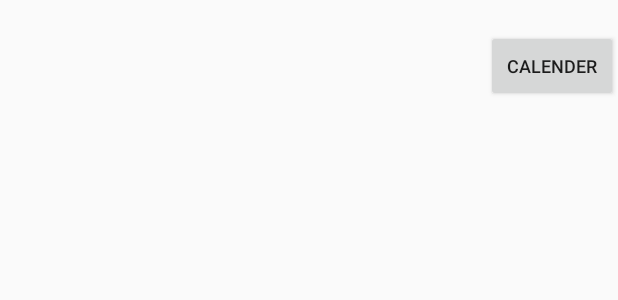
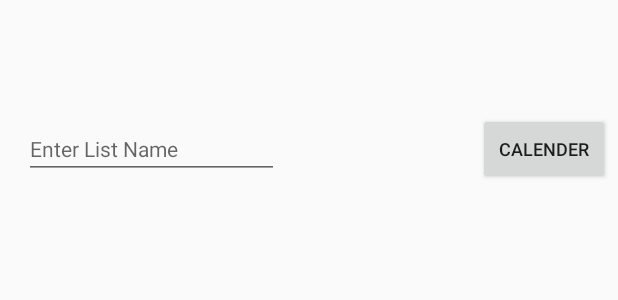
Before and after one commit to gkremosg/Smart_Shopping_Bag1, an Android app: the layout activity_listitems.xml on its own in the app's theme, with its tools: preview values and no code run, on a phone screen of 412 x 824 dp. Shown: the top 300 px of the screen. Run offline under Robolectric (Android 15) with nearby library versions, the phone set to English and light mode, and no system bars.

Commit message:
Allages 24.05.2021

```diff
--- a/app/src/main/java/com/example/smartshoppingbag/MainActivity_UserLists.java
+++ b/app/src/main/java/com/example/smartshoppingbag/MainActivity_UserLists.java
@@ -6,8 +6,7 @@ public class MainActivity_UserLists {
 
     private boolean isSelected = false;
 
-    public MainActivity_UserLists(String listname, String listdate, String listID)
-    {
+    public MainActivity_UserLists(String listname, String listdate, String listID){
         this.listname = listname;
         this.listdate = listdate;
         this.listID = listID;
--- a/app/src/main/res/layout/activity_listitems.xml
+++ b/app/src/main/res/layout/activity_listitems.xml
@@ -11,7 +11,7 @@
         android:id="@+id/recyclerViewMyListItems"
         android:layout_width="324dp"
         android:layout_height="466dp"
-        android:layout_marginBottom="40dp"
+        android:layout_marginBottom="120dp"
         android:scrollbars="vertical"
         app:layout_constraintBottom_toBottomOf="parent"
         app:layout_constraintEnd_toEndOf="parent"
@@ -20,8 +20,9 @@
 
     <TextView
         android:id="@+id/listNameText"
-        android:layout_width="wrap_content"
-        android:layout_height="wrap_content"
+        android:layout_width="4dp"
+        android:layout_height="14dp"
+        android:layout_marginStart="200dp"
         android:text=""
         app:layout_constraintBottom_toTopOf="@+id/recyclerViewMyListItems"
         app:layout_constraintEnd_toEndOf="parent"
@@ -31,9 +32,12 @@
         android:id="@+id/showCalender"
         android:layout_width="wrap_content"
         android:layout_height="wrap_content"
-        android:layout_marginTop="20dp"
+        android:layout_marginTop="10dp"
+        android:layout_marginEnd="5dp"
+        android:layout_marginBottom="50dp"
         android:text="Calender"
         android:textSize="12sp"
+        app:layout_constraintBottom_toTopOf="@+id/recyclerViewMyListItems"
         app:layout_constraintEnd_toEndOf="parent"
         app:layout_constraintTop_toTopOf="parent" />
 
@@ -41,10 +45,29 @@
         android:id="@+id/dateText"
         android:layout_width="wrap_content"
         android:layout_height="wrap_content"
-        android:layout_marginTop="20dp"
+        android:layout_marginTop="10dp"
+        android:layout_marginEnd="30dp"
+        android:layout_marginBottom="50dp"
         android:text=""
-        app:layout_constraintBottom_toTopOf="@+id/listNameText"
+        app:layout_constraintBottom_toTopOf="@+id/recyclerViewMyListItems"
         app:layout_constraintEnd_toStartOf="@+id/showCalender"
+        app:layout_constraintTop_toTopOf="parent" />
+
+    <EditText
+        android:id="@+id/AddNewMember"
+        android:layout_width="170dp"
+        android:layout_height="wrap_content"
+        android:layout_marginStart="16dp"
+        android:layout_marginTop="10dp"
+        android:layout_marginEnd="20dp"
+        android:layout_marginBottom="50dp"
+        android:ems="10"
+        android:hint="Enter List Name"
+        android:inputType="textEmailAddress"
+        android:textSize="14sp"
+        app:layout_constraintBottom_toTopOf="@+id/recyclerViewMyListItems"
+        app:layout_constraintEnd_toStartOf="@+id/dateText"
+        app:layout_constraintHorizontal_bias="0.0"
         app:layout_constraintStart_toStartOf="parent"
         app:layout_constraintTop_toTopOf="parent" />
 
```
Also changed, not shown: app/src/main/java/com/example/smartshoppingbag/ListItemsActivity_RecyclerView.java (added, +43 -0 lines), app/src/main/java/com/example/smartshoppingbag/MainActivity_UsermembersListItems.java (+6 -7 lines), app/src/main/res/layout/list_items_activity_recycler_view.xml (added, +86 -0 lines).
